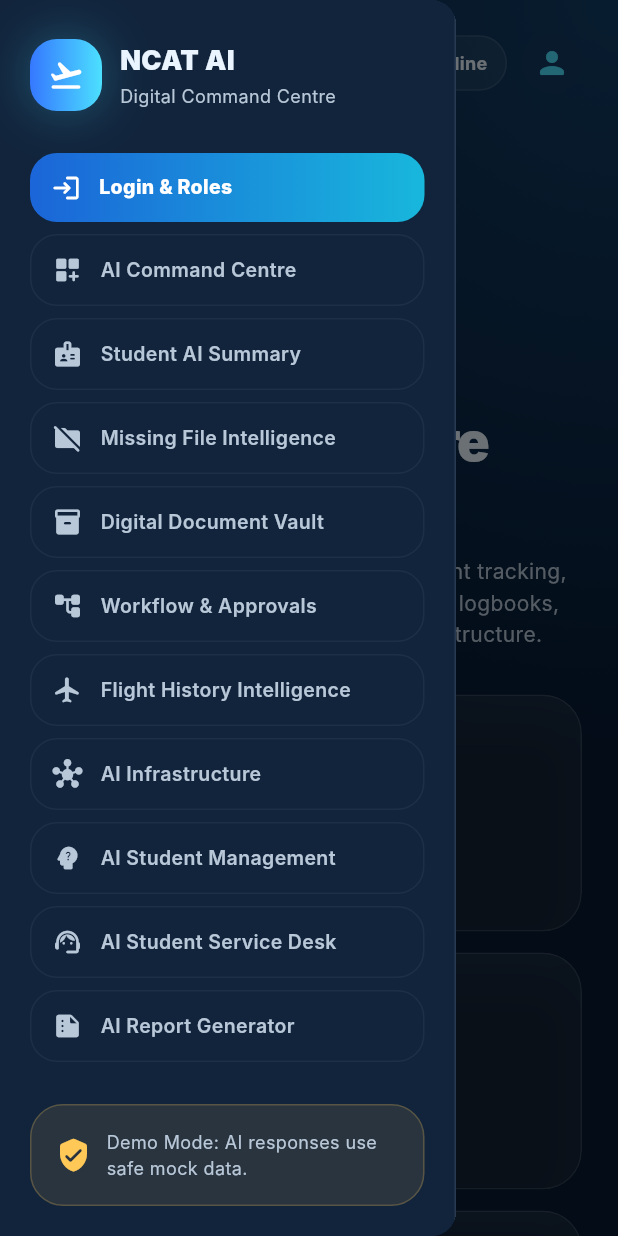
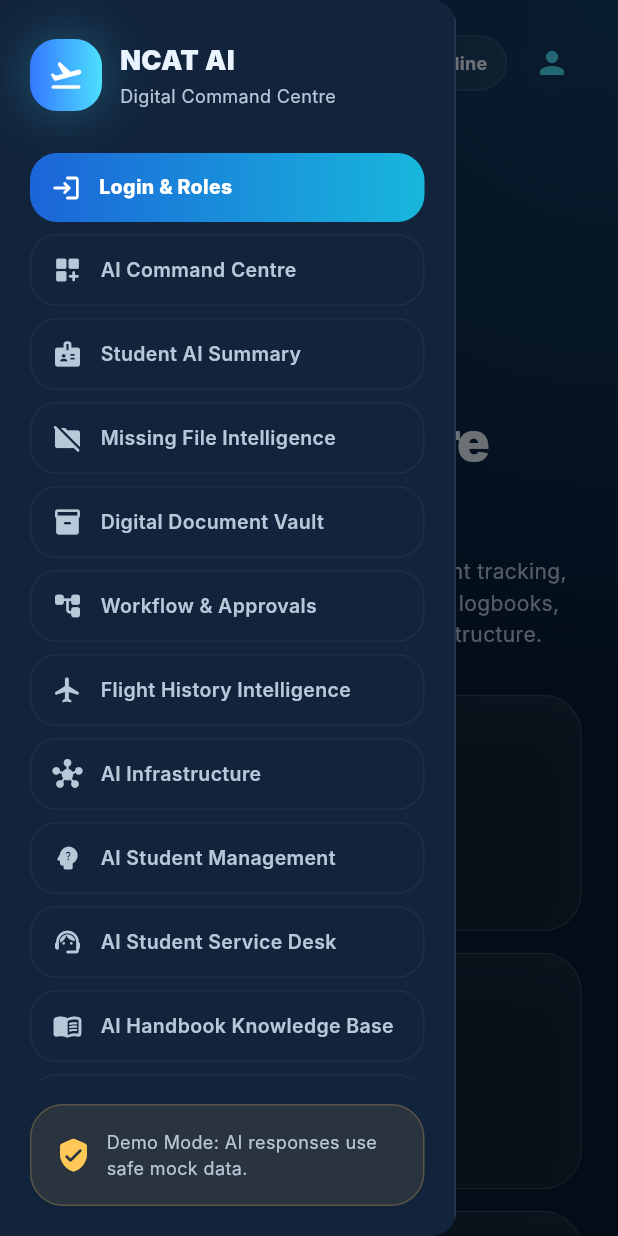
Before and after one commit to Bkzazzau1/NCAT_UI, a Flutter app: the screen it shows after launch, with the side drawer open, on a phone screen of 412 x 824 dp. Run offline on Flutter 3.47's test engine with Material 3 defaults, Android fonts, the phone set to English and light mode, and no system bars; Roboto replaces fonts that are missing (Inter).

Commit message:
Add AI handbook to app navigation

```diff
--- a/lib/widgets/responsive_shell.dart
+++ b/lib/widgets/responsive_shell.dart
@@ -2,6 +2,7 @@ import 'package:flutter/material.dart';
 
 import '../app/theme.dart';
 import '../models/demo_models.dart';
+import '../screens/ai_handbook_page.dart';
 import '../screens/command_centre_page.dart';
 import '../screens/document_vault_page.dart';
 import '../screens/flight_history_page.dart';
@@ -39,6 +40,7 @@ class _ResponsiveShellState extends State<ResponsiveShell> {
     NavItem(title: 'AI Infrastructure', icon: Icons.hub_rounded),
     NavItem(title: 'AI Student Management', icon: Icons.psychology_alt_rounded),
     NavItem(title: 'AI Student Service Desk', icon: Icons.support_agent_rounded),
+    NavItem(title: 'AI Handbook Knowledge Base', icon: Icons.menu_book_rounded),
     NavItem(title: 'AI Report Generator', icon: Icons.summarize_rounded),
   ];
 
@@ -53,6 +55,7 @@ class _ResponsiveShellState extends State<ResponsiveShell> {
         const InfrastructurePage(),
         const StudentAIAppPage(),
         const StudentServiceDeskPage(),
+        const AIHandbookPage(),
         const ReportGeneratorPage(),
       ];
 
```
